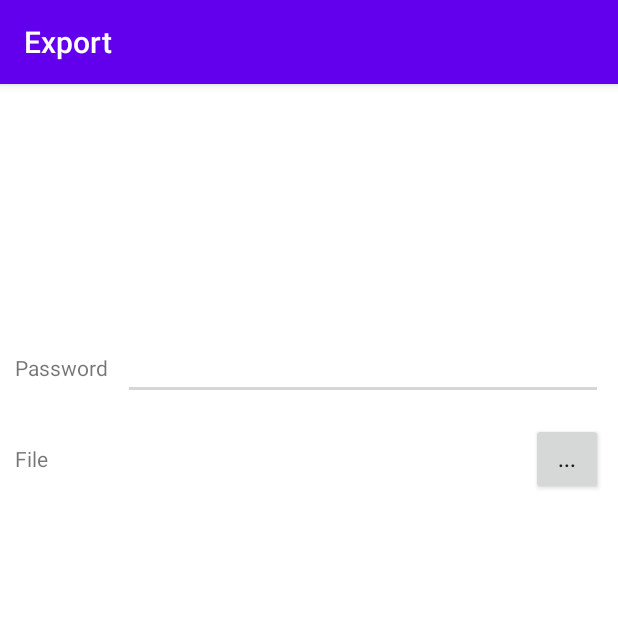
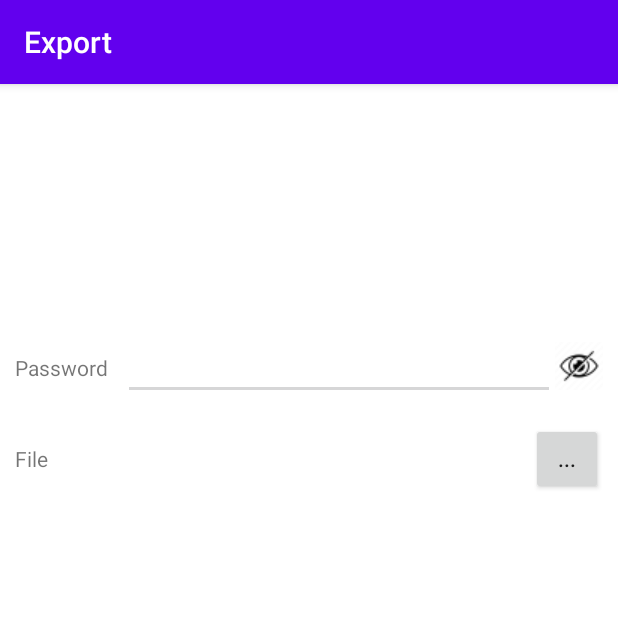
Before and after one commit to pepeillo/mfa-authenticator, an Android app: the ExportActivity screen opened directly, with no data from a screen before it, on a phone screen of 412 x 824 dp, the top half of it. Run offline under Robolectric (Android 15) with nearby library versions, the phone set to English and light mode, and no system bars; pictures from the network do not load.

Commit message:
Con la contraseña indicada

```diff
--- a/app/src/main/java/es/jaf/mfa_authenticator/ExportActivity.java
+++ b/app/src/main/java/es/jaf/mfa_authenticator/ExportActivity.java
@@ -4,9 +4,12 @@ import android.app.AlertDialog;
 import android.content.Intent;
 import android.net.Uri;
 import android.os.Bundle;
+import android.text.method.HideReturnsTransformationMethod;
+import android.text.method.PasswordTransformationMethod;
 import android.util.Pair;
 import android.view.View;
 import android.widget.EditText;
+import android.widget.ImageView;
 import android.widget.TextView;
 import android.widget.Toast;
 import androidx.appcompat.app.AppCompatActivity;
@@ -51,6 +54,17 @@ public class ExportActivity extends AppCompatActivity {
                 } else {
                     performExport(path, password);
                 }
+            }
+        });
+
+        final ImageView cmdHideShow = findViewById(R.id.cmdHideShow);
+        cmdHideShow.setOnClickListener(view -> {
+            if (txtPassword.getTransformationMethod() instanceof PasswordTransformationMethod) {
+                txtPassword.setTransformationMethod(HideReturnsTransformationMethod.getInstance());
+                cmdHideShow.setImageResource(R.drawable.show);
+            } else {
+                txtPassword.setTransformationMethod(PasswordTransformationMethod.getInstance());
+                cmdHideShow.setImageResource(R.drawable.hide);
             }
         });
     }
--- a/app/src/main/res/layout/activity_export.xml
+++ b/app/src/main/res/layout/activity_export.xml
@@ -17,10 +17,18 @@
                 android:paddingRight="10dp"
                 android:text="@string/prompt_password"/>
         <EditText
+                android:layout_weight="1"
                 android:id="@+id/txtpassword"
                 android:inputType="textPassword"
                 android:layout_width="match_parent"
                 android:layout_height="wrap_content" />
+        <ImageView
+                android:id="@+id/cmdHideShow"
+                android:src="@drawable/hide"
+                android:layout_gravity="center_vertical"
+                android:layout_height="wrap_content"
+                android:layout_width="wrap_content"/>
+
     </LinearLayout>
         <LinearLayout
                 android:layout_marginTop="15dp"
```
Also changed, not shown: app/src/main/java/es/jaf/mfa_authenticator/ImportActivity.java (+14 -0 lines), app/src/main/res/layout/activity_import.xml (+8 -0 lines).
